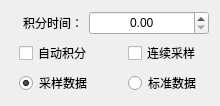
hexianqi/QtCode, file HeGui/HSpecCalibrateSetWidget.ui: the form before one commit.
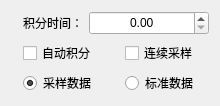
The form after the commit.

```diff
--- a/HeGui/HSpecCalibrateSetWidget.ui
+++ b/HeGui/HSpecCalibrateSetWidget.ui
@@ -6,14 +6,20 @@
    <rect>
     <x>0</x>
     <y>0</y>
-    <width>216</width>
+    <width>218</width>
     <height>98</height>
    </rect>
   </property>
+  <property name="maximumSize">
+   <size>
+    <width>16777215</width>
+    <height>100</height>
+   </size>
+  </property>
   <property name="windowTitle">
    <string>Form</string>
   </property>
-  <layout class="QGridLayout" name="gridLayout" columnstretch="0,1">
+  <layout class="QFormLayout" name="formLayout">
    <item row="0" column="0">
     <widget class="QLabel" name="label_001">
      <property name="minimumSize">
@@ -58,7 +64,7 @@
        </property>
        <property name="sizeHint" stdset="0">
         <size>
-         <width>20</width>
+         <width>0</width>
          <height>20</height>
         </size>
        </property>
@@ -84,7 +90,7 @@
        </property>
        <property name="sizeHint" stdset="0">
         <size>
-         <width>40</width>
+         <width>20</width>
          <height>20</height>
         </size>
        </property>
@@ -110,7 +116,7 @@
        </property>
        <property name="sizeHint" stdset="0">
         <size>
-         <width>20</width>
+         <width>0</width>
          <height>20</height>
         </size>
        </property>
@@ -130,7 +136,7 @@
        </property>
        <property name="sizeHint" stdset="0">
         <size>
-         <width>20</width>
+         <width>0</width>
          <height>20</height>
         </size>
        </property>
@@ -153,7 +159,7 @@
        </property>
        <property name="sizeHint" stdset="0">
         <size>
-         <width>40</width>
+         <width>20</width>
          <height>20</height>
         </size>
        </property>
@@ -173,7 +179,7 @@
        </property>
        <property name="sizeHint" stdset="0">
         <size>
-         <width>20</width>
+         <width>0</width>
          <height>20</height>
         </size>
        </property>
```
